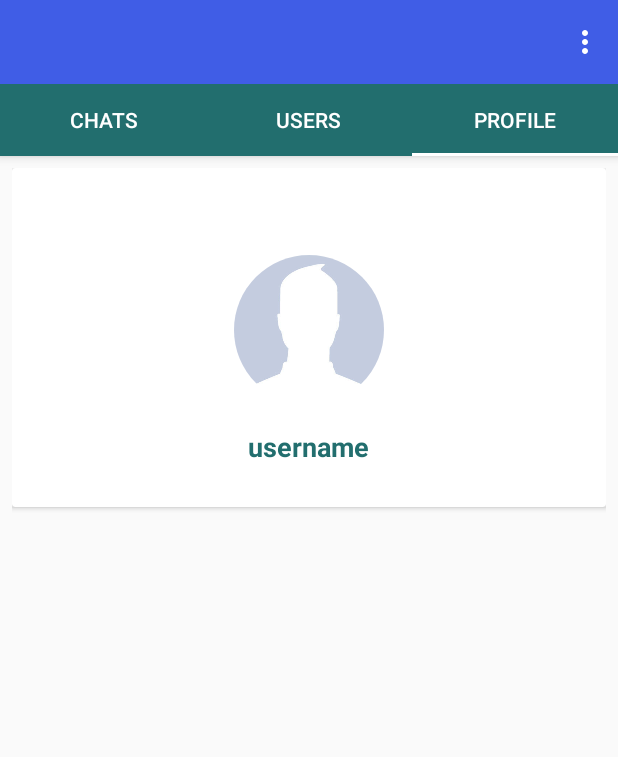
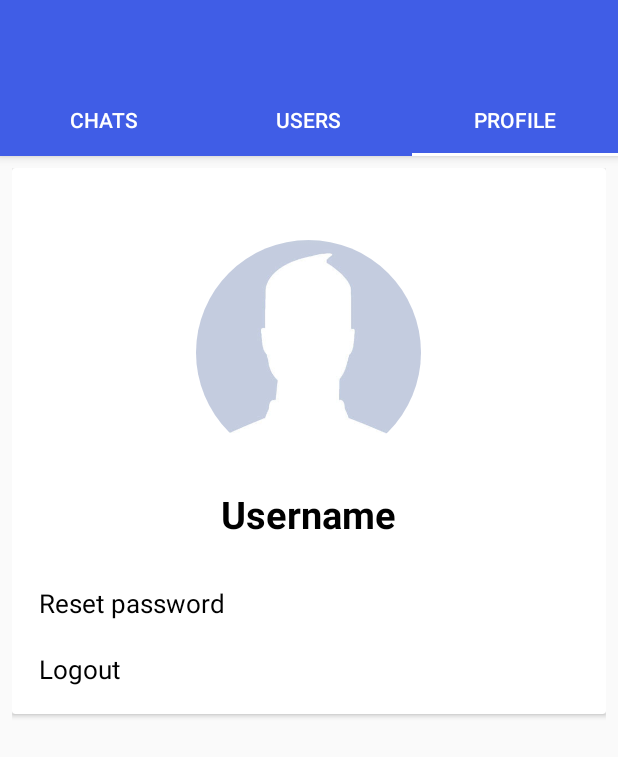
Before and after one commit to nhanhc-bpi3/chatapp_android, an Android app: the screen it shows after launch once a user with an empty profile is signed in (MainActivity), tab 3 chosen, on a phone screen of 412 x 824 dp. Shown: the top 757 px of the screen. Run offline under Robolectric (Android 15) with nearby library versions, the phone set to English and light mode, and no system bars; our stand-ins replace CircleImageView, Firebase (no records; nobody signed in at launch, a user with empty details on screens opened directly); pictures from the network do not load; 4 statements that could not run were skipped.

Commit message:
Khanh commit

```diff
--- a/app/src/main/java/fpt/edu/chatapp/Adapter/UserAdapter.java
+++ b/app/src/main/java/fpt/edu/chatapp/Adapter/UserAdapter.java
@@ -52,7 +52,7 @@ public class UserAdapter extends RecyclerView.Adapter<UserAdapter.ViewHolder> {
         final User user = mUsers.get(position);
         holder.username.setText(user.getUsername());
         if (user.getImageURL().equals("default")){
-            holder.profile_image.setImageResource(R.mipmap.ic_launcher);
+            holder.profile_image.setImageResource(R.drawable.avatar);
         } else {
             Glide.with(mContext).load(user.getImageURL()).into(holder.profile_image);
         }
--- a/app/src/main/java/fpt/edu/chatapp/MainActivity.java
+++ b/app/src/main/java/fpt/edu/chatapp/MainActivity.java
@@ -118,27 +118,6 @@ public class MainActivity extends AppCompatActivity {
             }
         });
 
-
-    }
-
-    @Override
-    public boolean onCreateOptionsMenu(Menu menu) {
-        getMenuInflater().inflate(R.menu.menu, menu);
-        return true;
-    }
-
-    @Override
-    public boolean onOptionsItemSelected(MenuItem item) {
-        switch (item.getItemId()) {
-
-            case R.id.logout:
-                FirebaseAuth.getInstance().signOut();
-                // change this code beacuse your app will crash
-                startActivity(new Intent(MainActivity.this, StartActivity.class).setFlags(Intent.FLAG_ACTIVITY_CLEAR_TOP));
-                return true;
-        }
-
-        return false;
     }
 
     class ViewPagerAdapter extends FragmentPagerAdapter {
--- a/app/src/main/java/fpt/edu/chatapp/MessageActivity.java
+++ b/app/src/main/java/fpt/edu/chatapp/MessageActivity.java
@@ -127,7 +127,7 @@ public class MessageActivity extends AppCompatActivity {
                 User user = dataSnapshot.getValue(User.class);
                 username.setText(user.getUsername());
                 if (user.getImageURL().equals("default")) {
-                    profile_image.setImageResource(R.mipmap.ic_launcher);
+                    profile_image.setImageResource(R.drawable.avatar);
                 } else {
                     //and this
                     Glide.with(getApplicationContext()).load(user.getImageURL()).into(profile_image);
@@ -232,7 +232,7 @@ public class MessageActivity extends AppCompatActivity {
             public void onDataChange(@NonNull DataSnapshot dataSnapshot) {
                 for (DataSnapshot snapshot : dataSnapshot.getChildren()) {
                     Token token = snapshot.getValue(Token.class);
-                    Data data = new Data(fuser.getUid(), R.mipmap.ic_launcher, username + ": " + message, "New Message",
+                    Data data = new Data(fuser.getUid(), R.drawable.applogo, username + ": " + message, "New Message",
                             userid);
 
                     Sender sender = new Sender(data, token.getToken());
--- a/app/src/main/res/layout/chat_item_left.xml
+++ b/app/src/main/res/layout/chat_item_left.xml
@@ -9,7 +9,7 @@
         android:layout_width="40dp"
         android:layout_height="40dp"
         android:id="@+id/profile_image"
-        android:src="@mipmap/ic_launcher"/>
+        android:src="@drawable/avatar"/>
 
     <TextView
         android:layout_width="wrap_content"
--- a/app/src/main/res/layout/fragment_profile.xml
+++ b/app/src/main/res/layout/fragment_profile.xml
@@ -17,10 +17,10 @@
 
             <de.hdodenhof.circleimageview.CircleImageView
                 android:id="@+id/profile_image"
-                android:layout_width="100dp"
-                android:layout_height="100dp"
+                android:layout_width="150dp"
+                android:layout_height="150dp"
                 android:layout_centerHorizontal="true"
-                android:layout_marginTop="50dp"
+                android:layout_marginTop="40dp"
                 android:src="@drawable/avatar" />
 
             <TextView
@@ -31,10 +31,30 @@
                 android:layout_centerHorizontal="true"
                 android:layout_marginTop="15dp"
                 android:layout_marginBottom="20dp"
-                android:text="username"
-                android:textColor="@color/colorPrimaryDark"
-                android:textSize="18sp"
+                android:text="@string/username"
+                android:textColor="#000000"
+                android:textSize="25sp"
                 android:textStyle="bold" />
+
+            <TextView
+                android:id="@+id/btn_forgotPass"
+                android:layout_width="wrap_content"
+                android:layout_height="wrap_content"
+                android:layout_below="@+id/username"
+                android:layout_margin="10sp"
+                android:text="@string/btn_reset"
+                android:textColor="#000000"
+                android:textSize="17sp" />
+
+            <TextView
+                android:id="@+id/btn_logout"
+                android:layout_width="wrap_content"
+                android:layout_height="wrap_content"
+                android:layout_below="@+id/btn_forgotPass"
+                android:layout_margin="10sp"
+                android:text="@string/btn_logout"
+                android:textColor="#000000"
+                android:textSize="17sp" />
 
         </RelativeLayout>
 
--- a/app/src/main/res/menu/menu.xml
+++ /dev/null
@@ -1,10 +0,0 @@
-<?xml version="1.0" encoding="utf-8"?>
-<menu xmlns:android="http://schemas.android.com/apk/res/android"
-    xmlns:app="http://schemas.android.com/apk/res-auto">
-
-    <item
-        android:id="@+id/logout"
-        android:title="Logout"
-        app:showAsAction="never"/>
-
-</menu>
--- a/app/src/main/res/values/colors.xml
+++ b/app/src/main/res/values/colors.xml
@@ -1,6 +1,6 @@
 <?xml version="1.0" encoding="utf-8"?>
 <resources>
     <color name="colorPrimary">#3eaeae</color>
-    <color name="colorPrimaryDark">#226e6e</color>
+    <color name="colorPrimaryDark">#405DE6</color>
     <color name="colorAccent">#226e6e</color>
 </resources>
--- a/app/src/main/res/values/strings.xml
+++ b/app/src/main/res/values/strings.xml
@@ -10,4 +10,7 @@
     <string name="password">Password</string>
     <string name="forgot_you_password">Forgot you password?</string>
     <string name="username">Username</string>
+    <string name="type_a_message">Type a message...</string>
+    <string name="btn_reset">Reset password</string>
+    <string name="btn_logout">Logout</string>
 </resources>
```
Also changed, not shown: app/src/main/java/fpt/edu/chatapp/Adapter/MessageAdapter.java (+10 -9 lines), app/src/main/java/fpt/edu/chatapp/Fragments/ProfileFragment.java (+43 -20 lines), app/src/main/java/fpt/edu/chatapp/LoginActivity.java (+5 -7 lines), app/src/main/res/drawable/rounded_chatbox_edt.xml (added, +12 -0 lines), app/src/main/res/drawable/rounded_layout.xml (+5 -9 lines), app/src/main/res/layout/activity_message.xml (+24 -22 lines), app/src/main/res/layout/activity_reset_password.xml (+13 -14 lines), app/src/main/res/layout/user_item.xml (+34 -34 lines).
